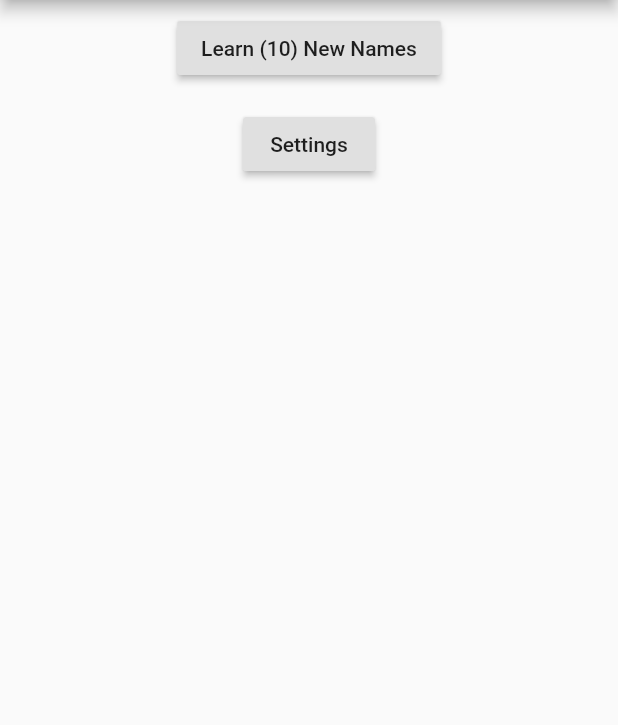
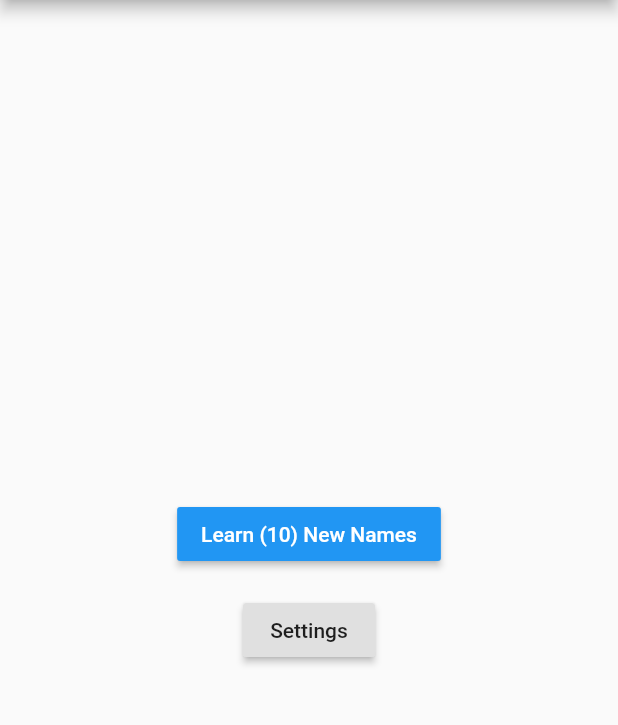
Before and after one commit to jonnyk20/names-challenge-app, a Flutter app: the screen it shows after launch, on a phone screen of 412 x 824 dp, the part 84-809 px from its top. Run offline on Flutter 3.47's test engine with Material 2 defaults, Android fonts, the phone set to English and light mode, and no system bars; our stand-ins replace connectivity, flutter_redux, redux, shared_preferences; missing offline and left inert: redux_dev_tools.

Commit message:
Changed styling for buttons and home screen alignment

```diff
--- a/lib/src/screens/home.dart
+++ b/lib/src/screens/home.dart
@@ -33,6 +33,8 @@ class Home extends StatelessWidget {
         ),
         body: Center(
           child: Column(
+            crossAxisAlignment: CrossAxisAlignment.center,
+            mainAxisAlignment: MainAxisAlignment.center,
             children: <Widget>[
               Padding(
                 padding: EdgeInsets.only(bottom: 8.0),
@@ -100,6 +102,7 @@ class Home extends StatelessWidget {
 
   Widget renderStartButton(context, text, route, action) {
     return RaisedButton(
+      color: Colors.blue,
       onPressed: () {
         // Navigate back to the first screen by popping the current route
         // off the stack
@@ -108,18 +111,29 @@ class Home extends StatelessWidget {
           Navigator.pushNamed(context, route);
         });
       },
-      child: Text(text),
+      child: Text(
+        text,
+        style: TextStyle(
+          color: Colors.white,
+        ),
+      ),
     );
   }
 
   Widget renderReviewButton(context, text, route) {
     return RaisedButton(
+      color: Colors.blue,
       onPressed: () {
         _checkConnectivity(context, () {
           Navigator.pushNamed(context, route);
         });
       },
-      child: Text(text),
+      child: Text(
+        text,
+        style: TextStyle(
+          color: Colors.white,
+        ),
+      ),
     );
   }
 }
```
Also changed, not shown: lib/src/screens/meet.dart (+7 -1 lines).
